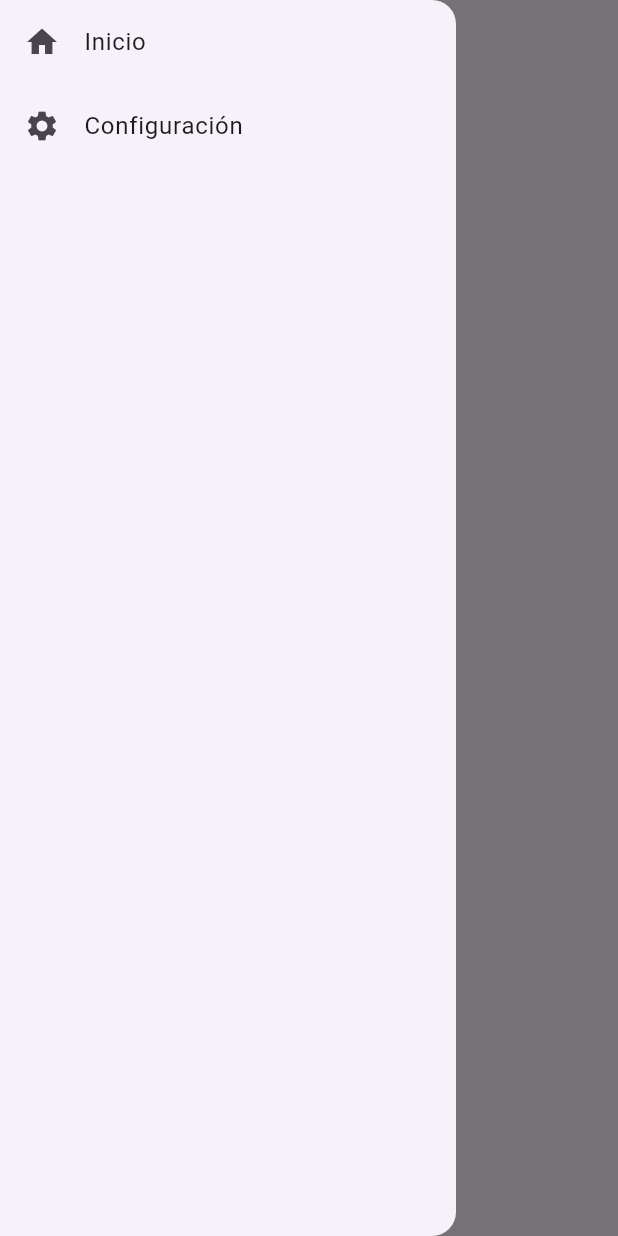
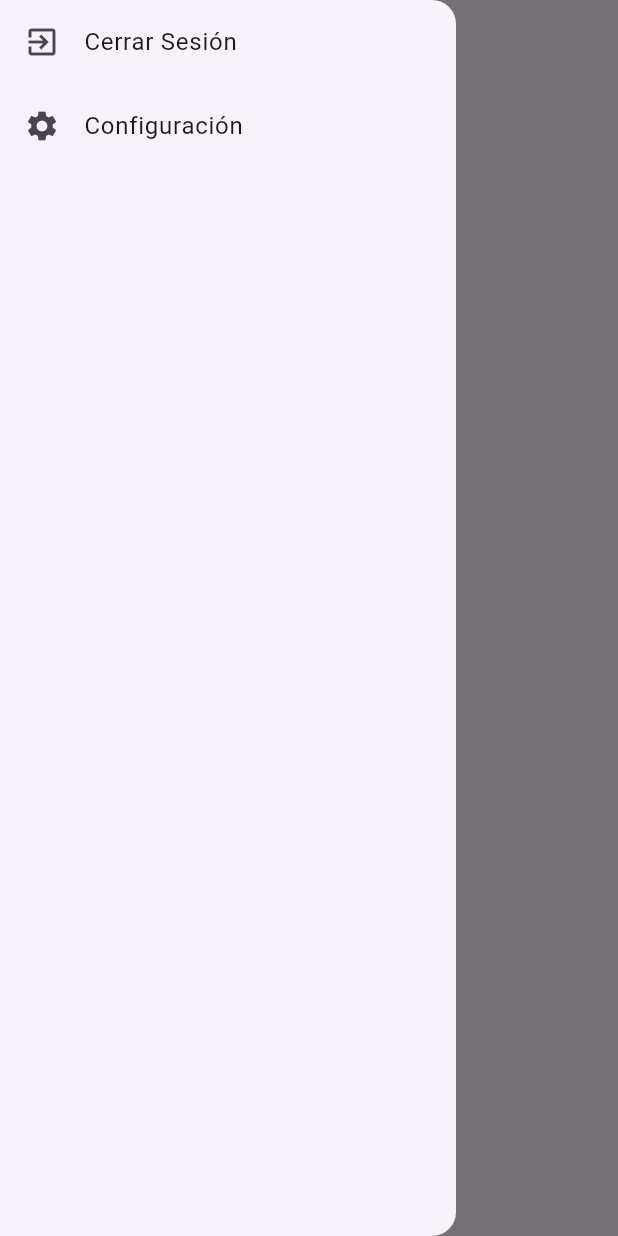
Before and after one commit to JasdanVM/tarea5_final, a Flutter app: the ListaPeliculasScreen screen opened by its route, with the side drawer open, on a phone screen of 412 x 824 dp. Run offline on Flutter 3.47's test engine with Material 2 defaults, Android fonts, the phone set to English and light mode, and no system bars; our stand-ins replace get, get_storage; accounts and stored records are empty; network calls fail.

Commit message:
cierre de sesión implementado

```diff
--- a/lib/src/pages/lista_peliculas_screen.dart
+++ b/lib/src/pages/lista_peliculas_screen.dart
@@ -1,4 +1,6 @@
 import 'package:flutter/material.dart';
+import 'package:get/get.dart';
+import 'package:get_storage/get_storage.dart';
 import 'package:http/http.dart' as http;
 import 'dart:convert';
 import '../models/movie.dart';
@@ -14,6 +16,7 @@ class ListaPeliculasScreen extends StatefulWidget {
 
 class _ListaPeliculasScreenState extends State<ListaPeliculasScreen> {
   List<Movie> peliculas = [];
+  final box = GetStorage();
 
   @override
   void initState() {
@@ -51,19 +54,18 @@ class _ListaPeliculasScreenState extends State<ListaPeliculasScreen> {
     return Scaffold(
       appBar: AppBar(
         title: const Text('Menú de Películas'),
-        automaticallyImplyLeading: false,
+        // automaticallyImplyLeading: false,
       ),
       drawer: Drawer(
         child: ListView(
           children: [
             ListTile(
-              leading: const Icon(Icons.home),
-              title: const Text('Inicio'),
+              leading: const Icon(Icons.exit_to_app),
+              title: const Text('Cerrar Sesión'),
               onTap: () {
-                //1. Cerrar el drawer
                 Navigator.pop(context);
-                //
-                Navigator.of(context).pushNamed('/perfil');
+                box.remove('token');
+                Navigator.of(context).pushNamed(Rutas.inicioSesion.name);
               },
             ),
             ListTile(
--- a/lib/src/pages/login_screen.dart
+++ b/lib/src/pages/login_screen.dart
@@ -33,7 +33,7 @@ class _LoginScreenState extends State<LoginScreen> {
       body: Center(
         child: Obx(
           () {
-            if (loginController.loginOutput.isNotEmpty) {
+            if (loginController.loginOutput.isNotEmpty && box.read('token') != null) {
               _iniciando();
               return Column(
                 mainAxisAlignment: MainAxisAlignment.center,
```
